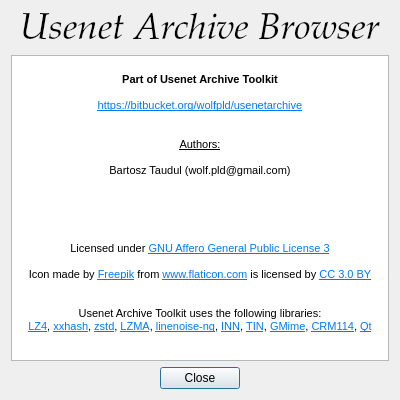
This is browser/about.ui in wolfpld/usenetarchive as Qt 5 draws it before an edit. The edited form follows.
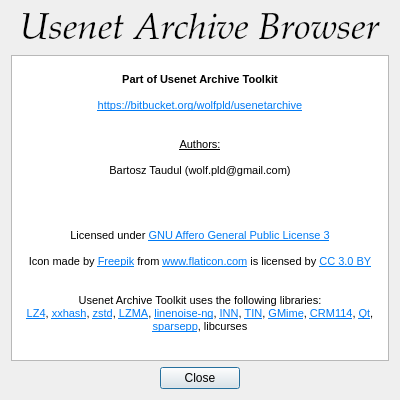
This is the edited form.

Commit message: Add libcurses and sparsepp to list of used libraries.

Patch:
```diff
--- a/browser/about.ui
+++ b/browser/about.ui
@@ -64,14 +64,13 @@
 &lt;p align=&quot;center&quot; style=&quot;-qt-paragraph-type:empty; margin-top:0px; margin-bottom:0px; margin-left:0px; margin-right:0px; -qt-block-indent:0; text-indent:0px;&quot;&gt;&lt;br /&gt;&lt;/p&gt;
 &lt;p align=&quot;center&quot; style=&quot;-qt-paragraph-type:empty; margin-top:0px; margin-bottom:0px; margin-left:0px; margin-right:0px; -qt-block-indent:0; text-indent:0px;&quot;&gt;&lt;br /&gt;&lt;/p&gt;
 &lt;p align=&quot;center&quot; style=&quot;-qt-paragraph-type:empty; margin-top:0px; margin-bottom:0px; margin-left:0px; margin-right:0px; -qt-block-indent:0; text-indent:0px;&quot;&gt;&lt;br /&gt;&lt;/p&gt;
-&lt;p align=&quot;center&quot; style=&quot;-qt-paragraph-type:empty; margin-top:0px; margin-bottom:0px; margin-left:0px; margin-right:0px; -qt-block-indent:0; text-indent:0px;&quot;&gt;&lt;br /&gt;&lt;/p&gt;
 &lt;p align=&quot;center&quot; style=&quot; margin-top:0px; margin-bottom:0px; margin-left:0px; margin-right:0px; -qt-block-indent:0; text-indent:0px;&quot;&gt;Licensed under &lt;a href=&quot;https://www.gnu.org/licenses/agpl-3.0.html&quot;&gt;&lt;span style=&quot; font-size:8pt; text-decoration: underline; color:#007af4;&quot;&gt;GNU Affero General Public License 3&lt;/span&gt;&lt;/a&gt;&lt;/p&gt;
 &lt;p align=&quot;center&quot; style=&quot;-qt-paragraph-type:empty; margin-top:0px; margin-bottom:0px; margin-left:0px; margin-right:0px; -qt-block-indent:0; text-indent:0px;&quot;&gt;&lt;br /&gt;&lt;/p&gt;
 &lt;p align=&quot;center&quot; style=&quot; margin-top:0px; margin-bottom:0px; margin-left:0px; margin-right:0px; -qt-block-indent:0; text-indent:0px;&quot;&gt;Icon made by &lt;a href=&quot;http://www.flaticon.com/authors/freepik&quot;&gt;&lt;span style=&quot; font-size:8pt; text-decoration: underline; color:#007af4;&quot;&gt;Freepik&lt;/span&gt;&lt;/a&gt; from &lt;a href=&quot;http://www.flaticon.com&quot;&gt;&lt;span style=&quot; font-size:8pt; text-decoration: underline; color:#007af4;&quot;&gt;www.flaticon.com&lt;/span&gt;&lt;/a&gt; is licensed by &lt;a href=&quot;http://creativecommons.org/licenses/by/3.0/&quot;&gt;&lt;span style=&quot; font-size:8pt; text-decoration: underline; color:#007af4;&quot;&gt;CC 3.0 BY&lt;/span&gt;&lt;/a&gt;&lt;/p&gt;
 &lt;p align=&quot;center&quot; style=&quot;-qt-paragraph-type:empty; margin-top:0px; margin-bottom:0px; margin-left:0px; margin-right:0px; -qt-block-indent:0; text-indent:0px;&quot;&gt;&lt;br /&gt;&lt;/p&gt;
 &lt;p align=&quot;center&quot; style=&quot;-qt-paragraph-type:empty; margin-top:0px; margin-bottom:0px; margin-left:0px; margin-right:0px; -qt-block-indent:0; text-indent:0px;&quot;&gt;&lt;br /&gt;&lt;/p&gt;
 &lt;p align=&quot;center&quot; style=&quot; margin-top:0px; margin-bottom:0px; margin-left:0px; margin-right:0px; -qt-block-indent:0; text-indent:0px;&quot;&gt;Usenet Archive Toolkit uses the following libraries:&lt;/p&gt;
-&lt;p align=&quot;center&quot; style=&quot; margin-top:0px; margin-bottom:0px; margin-left:0px; margin-right:0px; -qt-block-indent:0; text-indent:0px;&quot;&gt;&lt;a href=&quot;https://github.com/Cyan4973/lz4&quot;&gt;&lt;span style=&quot; font-size:8pt; text-decoration: underline; color:#007af4;&quot;&gt;LZ4&lt;/span&gt;&lt;/a&gt;, &lt;a href=&quot;https://github.com/Cyan4973/xxHash&quot;&gt;&lt;span style=&quot; font-size:8pt; text-decoration: underline; color:#007af4;&quot;&gt;xxhash&lt;/span&gt;&lt;/a&gt;, &lt;a href=&quot;https://github.com/Cyan4973/zstd&quot;&gt;&lt;span style=&quot; font-size:8pt; text-decoration: underline; color:#007af4;&quot;&gt;zstd&lt;/span&gt;&lt;/a&gt;, &lt;a href=&quot;http://www.7-zip.org/sdk.html&quot;&gt;&lt;span style=&quot; font-size:8pt; text-decoration: underline; color:#007af4;&quot;&gt;LZMA&lt;/span&gt;&lt;/a&gt;, &lt;a href=&quot;https://github.com/arangodb/linenoise-ng&quot;&gt;&lt;span style=&quot; font-size:8pt; text-decoration: underline; color:#007af4;&quot;&gt;linenoise-ng&lt;/span&gt;&lt;/a&gt;, &lt;a href=&quot;https://www.eyrie.org/~eagle/software/inn/&quot;&gt;&lt;span style=&quot; font-size:8pt; text-decoration: underline; color:#007af4;&quot;&gt;INN&lt;/span&gt;&lt;/a&gt;, &lt;a href=&quot;http://www.tin.org/&quot;&gt;&lt;span style=&quot; font-size:8pt; text-decoration: underline; color:#007af4;&quot;&gt;TIN&lt;/span&gt;&lt;/a&gt;, &lt;a href=&quot;http://spruce.sourceforge.net/gmime/&quot;&gt;&lt;span style=&quot; font-size:8pt; text-decoration: underline; color:#007af4;&quot;&gt;GMime&lt;/span&gt;&lt;/a&gt;, &lt;a href=&quot;http://crm114.sourceforge.net/&quot;&gt;&lt;span style=&quot; font-size:8pt; text-decoration: underline; color:#007af4;&quot;&gt;CRM114&lt;/span&gt;&lt;/a&gt;, &lt;a href=&quot;http://www.qt.io/&quot;&gt;&lt;span style=&quot; font-size:8pt; text-decoration: underline; color:#007af4;&quot;&gt;Qt&lt;/span&gt;&lt;/a&gt;&lt;/p&gt;&lt;/body&gt;&lt;/html&gt;</string>
+&lt;p align=&quot;center&quot; style=&quot; margin-top:0px; margin-bottom:0px; margin-left:0px; margin-right:0px; -qt-block-indent:0; text-indent:0px;&quot;&gt;&lt;a href=&quot;https://github.com/Cyan4973/lz4&quot;&gt;&lt;span style=&quot; font-size:8pt; text-decoration: underline; color:#007af4;&quot;&gt;LZ4&lt;/span&gt;&lt;/a&gt;, &lt;a href=&quot;https://github.com/Cyan4973/xxHash&quot;&gt;&lt;span style=&quot; font-size:8pt; text-decoration: underline; color:#007af4;&quot;&gt;xxhash&lt;/span&gt;&lt;/a&gt;, &lt;a href=&quot;https://github.com/Cyan4973/zstd&quot;&gt;&lt;span style=&quot; font-size:8pt; text-decoration: underline; color:#007af4;&quot;&gt;zstd&lt;/span&gt;&lt;/a&gt;, &lt;a href=&quot;http://www.7-zip.org/sdk.html&quot;&gt;&lt;span style=&quot; font-size:8pt; text-decoration: underline; color:#007af4;&quot;&gt;LZMA&lt;/span&gt;&lt;/a&gt;, &lt;a href=&quot;https://github.com/arangodb/linenoise-ng&quot;&gt;&lt;span style=&quot; font-size:8pt; text-decoration: underline; color:#007af4;&quot;&gt;linenoise-ng&lt;/span&gt;&lt;/a&gt;, &lt;a href=&quot;https://www.eyrie.org/~eagle/software/inn/&quot;&gt;&lt;span style=&quot; font-size:8pt; text-decoration: underline; color:#007af4;&quot;&gt;INN&lt;/span&gt;&lt;/a&gt;, &lt;a href=&quot;http://www.tin.org/&quot;&gt;&lt;span style=&quot; font-size:8pt; text-decoration: underline; color:#007af4;&quot;&gt;TIN&lt;/span&gt;&lt;/a&gt;, &lt;a href=&quot;http://spruce.sourceforge.net/gmime/&quot;&gt;&lt;span style=&quot; font-size:8pt; text-decoration: underline; color:#007af4;&quot;&gt;GMime&lt;/span&gt;&lt;/a&gt;, &lt;a href=&quot;http://crm114.sourceforge.net/&quot;&gt;&lt;span style=&quot; font-size:8pt; text-decoration: underline; color:#007af4;&quot;&gt;CRM114&lt;/span&gt;&lt;/a&gt;, &lt;a href=&quot;http://www.qt.io/&quot;&gt;&lt;span style=&quot; font-size:8pt; text-decoration: underline; color:#007af4;&quot;&gt;Qt&lt;/span&gt;&lt;/a&gt;, &lt;a href=&quot;https://github.com/greg7mdp/sparsepp&quot;&gt;&lt;span style=&quot; font-size:8pt; text-decoration: underline; color:#007af4;&quot;&gt;sparsepp&lt;/span&gt;&lt;/a&gt;, libcurses&lt;/p&gt;&lt;/body&gt;&lt;/html&gt;</string>
        </property>
        <property name="textInteractionFlags">
         <set>Qt::TextBrowserInteraction</set>
```
